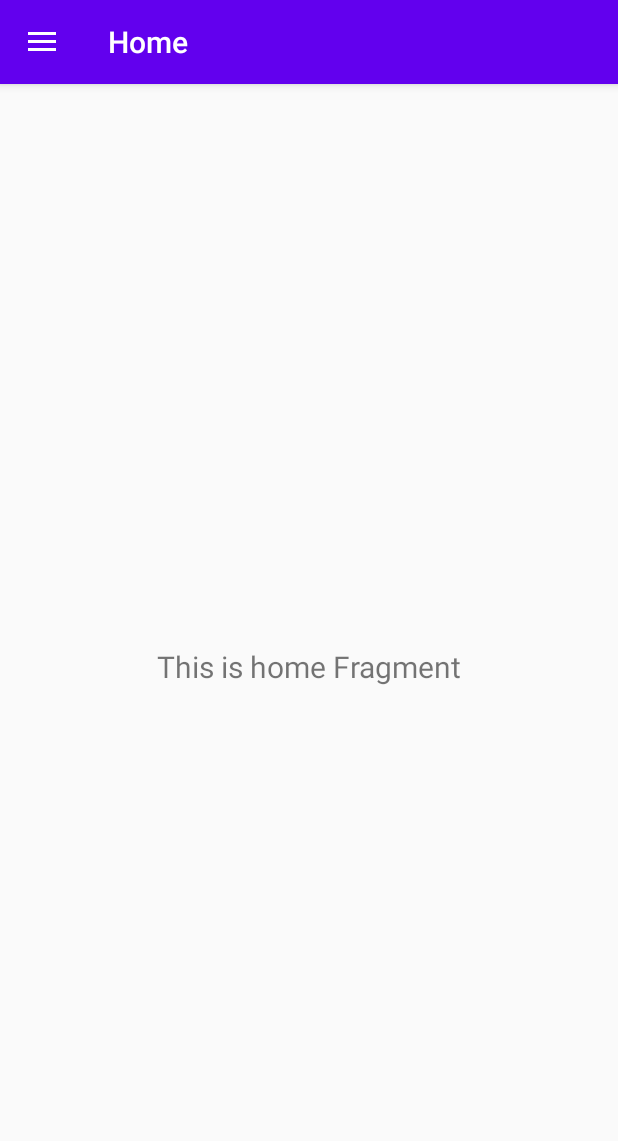
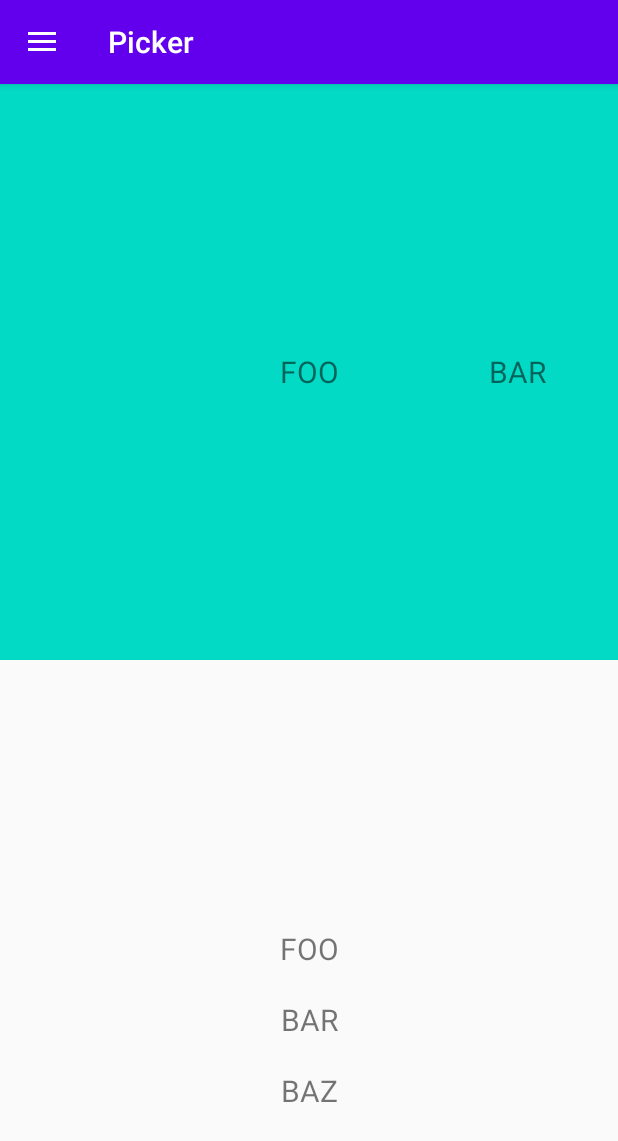
Before and after one commit to swissdevch/android-pickerview, an Android app: the screen it shows after launch (MainActivity), on a phone screen of 412 x 824 dp. Shown: the top 1141 px of the screen. Run offline under Robolectric (Android 15) with nearby library versions, the phone set to English and light mode, and no system bars; our stand-ins replace navigation-ui.

Commit message:
Work on pickers

```diff
--- a/example/src/main/java/ch/swissdev/library/example/MainActivity.kt
+++ b/example/src/main/java/ch/swissdev/library/example/MainActivity.kt
@@ -1,9 +1,6 @@
 package ch.swissdev.library.example
 
 import android.os.Bundle
-import android.view.Menu
-import com.google.android.material.floatingactionbutton.FloatingActionButton
-import com.google.android.material.snackbar.Snackbar
 import com.google.android.material.navigation.NavigationView
 import androidx.navigation.findNavController
 import androidx.navigation.ui.AppBarConfiguration
@@ -13,7 +10,6 @@ import androidx.navigation.ui.setupWithNavController
 import androidx.drawerlayout.widget.DrawerLayout
 import androidx.appcompat.app.AppCompatActivity
 import androidx.appcompat.widget.Toolbar
-import ch.swissdev.library.TestConstants
 
 class MainActivity : AppCompatActivity() {
 
@@ -33,7 +29,8 @@ class MainActivity : AppCompatActivity() {
         appBarConfiguration = AppBarConfiguration(setOf(
             R.id.nav_home,
             R.id.nav_gallery,
-            R.id.nav_slideshow
+            R.id.nav_slideshow,
+            R.id.nav_picker
         ), drawerLayout)
 
         setupActionBarWithNavController(navController, appBarConfiguration)
--- /dev/null
+++ b/example/src/main/java/ch/swissdev/library/example/ui/picker/PickerAdapter.kt
@@ -0,0 +1,31 @@
+package ch.swissdev.library.example.ui.picker
+
+import android.view.LayoutInflater
+import android.view.View
+import android.view.ViewGroup
+import android.widget.TextView
+import androidx.annotation.LayoutRes
+import androidx.recyclerview.widget.RecyclerView
+
+class PickerAdapter(
+    @LayoutRes private val elementLayout: Int
+) : RecyclerView.Adapter<PickerAdapter.ViewHolder>() {
+
+    class ViewHolder(itemView: View) : RecyclerView.ViewHolder(itemView)
+
+    private val items = listOf("Foo", "Bar", "Baz")
+
+    override fun onCreateViewHolder(parent: ViewGroup, viewType: Int): ViewHolder {
+        val textView = LayoutInflater.from(parent.context).inflate(elementLayout, parent, false) as TextView
+        return ViewHolder(textView)
+    }
+
+    override fun getItemCount(): Int {
+        return items.size
+    }
+
+    override fun onBindViewHolder(holder: ViewHolder, position: Int) {
+        (holder.itemView as TextView).text = items[position]
+    }
+
+}
--- /dev/null
+++ b/example/src/main/java/ch/swissdev/library/example/ui/picker/PickerFragment.kt
@@ -0,0 +1,36 @@
+package ch.swissdev.library.example.ui.picker
+
+import android.os.Bundle
+import android.view.LayoutInflater
+import android.view.View
+import android.view.ViewGroup
+import androidx.fragment.app.Fragment
+import androidx.recyclerview.widget.LinearSnapHelper
+import ch.swissdev.library.example.R
+import kotlinx.android.synthetic.main.fragment_picker.*
+
+class PickerFragment: Fragment() {
+
+    override fun onCreateView(
+        inflater: LayoutInflater,
+        container: ViewGroup?,
+        savedInstanceState: Bundle?
+    ): View? {
+        return inflater.inflate(R.layout.fragment_picker, container, false)
+    }
+
+    override fun onViewCreated(view: View, savedInstanceState: Bundle?) {
+        super.onViewCreated(view, savedInstanceState)
+
+        picker_horizontal.adapter = PickerAdapter(R.layout.picker_element_horizontal)
+
+        val snapHelper = LinearSnapHelper()
+        snapHelper.attachToRecyclerView(picker_horizontal)
+
+        picker_vertical.adapter = PickerAdapter(R.layout.picker_element_vertical)
+
+        val snapHelper2 = LinearSnapHelper()
+        snapHelper2.attachToRecyclerView(picker_vertical)
+    }
+
+}
--- /dev/null
+++ b/example/src/main/res/layout/fragment_picker.xml
@@ -0,0 +1,26 @@
+<?xml version="1.0" encoding="utf-8"?>
+<androidx.constraintlayout.widget.ConstraintLayout xmlns:android="http://schemas.android.com/apk/res/android"
+    xmlns:app="http://schemas.android.com/apk/res-auto"
+    xmlns:tools="http://schemas.android.com/tools"
+    xmlns:custom="http://schemas.android.com/apk/res-auto"
+    android:layout_width="match_parent"
+    android:layout_height="match_parent"
+    tools:context=".ui.home.HomeFragment">
+
+    <ch.swissdev.picker.Picker
+        android:background="@color/colorAccent"
+        android:id="@+id/picker_horizontal"
+        app:layout_constraintTop_toTopOf="parent"
+        app:layout_constraintHeight_percent="0.5"
+        android:layout_width="match_parent"
+        android:layout_height="0dp" />
+
+    <ch.swissdev.picker.Picker
+        custom:orientation="vertical"
+        android:id="@+id/picker_vertical"
+        app:layout_constraintBottom_toBottomOf="parent"
+        app:layout_constraintHeight_percent="0.5"
+        android:layout_width="match_parent"
+        android:layout_height="0dp" />
+
+</androidx.constraintlayout.widget.ConstraintLayout>
--- /dev/null
+++ b/example/src/main/res/layout/picker_element_horizontal.xml
@@ -0,0 +1,10 @@
+<?xml version="1.0" encoding="utf-8"?>
+<TextView xmlns:android="http://schemas.android.com/apk/res/android"
+    xmlns:tools="http://schemas.android.com/tools"
+    android:paddingHorizontal="50dp"
+    android:layout_width="wrap_content"
+    android:layout_height="match_parent"
+    android:gravity="center"
+    android:text="Hello world"
+    android:textAllCaps="true"
+    android:textSize="20sp" />
--- /dev/null
+++ b/example/src/main/res/layout/picker_element_vertical.xml
@@ -0,0 +1,10 @@
+<?xml version="1.0" encoding="utf-8"?>
+<TextView xmlns:android="http://schemas.android.com/apk/res/android"
+    xmlns:tools="http://schemas.android.com/tools"
+    android:paddingVertical="10dp"
+    android:layout_width="match_parent"
+    android:layout_height="wrap_content"
+    android:gravity="center"
+    android:text="Hello world"
+    android:textAllCaps="true"
+    android:textSize="20sp" />
--- a/example/src/main/res/menu/activity_main_drawer.xml
+++ b/example/src/main/res/menu/activity_main_drawer.xml
@@ -16,5 +16,9 @@
             android:id="@+id/nav_slideshow"
             android:icon="@drawable/ic_menu_slideshow"
             android:title="@string/menu_slideshow" />
+        <item
+            android:id="@+id/nav_picker"
+            android:icon="@drawable/ic_menu_slideshow"
+            android:title="@string/menu_picker" />
     </group>
 </menu>
--- a/example/src/main/res/navigation/mobile_navigation.xml
+++ b/example/src/main/res/navigation/mobile_navigation.xml
@@ -3,7 +3,7 @@
     xmlns:app="http://schemas.android.com/apk/res-auto"
     xmlns:tools="http://schemas.android.com/tools"
     android:id="@+id/mobile_navigation"
-    app:startDestination="@+id/nav_home">
+    app:startDestination="@id/nav_picker">
 
     <fragment
         android:id="@+id/nav_home"
@@ -22,4 +22,10 @@
         android:name="ch.swissdev.library.example.ui.slideshow.SlideshowFragment"
         android:label="@string/menu_slideshow"
         tools:layout="@layout/fragment_slideshow" />
+
+    <fragment
+        android:id="@+id/nav_picker"
+        android:name="ch.swissdev.library.example.ui.picker.PickerFragment"
+        android:label="@string/menu_picker"
+        tools:layout="@layout/fragment_picker" />
 </navigation>
--- a/example/src/main/res/values/strings.xml
+++ b/example/src/main/res/values/strings.xml
@@ -2,12 +2,9 @@
     <string name="app_name">Android-Library</string>
     <string name="navigation_drawer_open">Open navigation drawer</string>
     <string name="navigation_drawer_close">Close navigation drawer</string>
-    <string name="nav_header_title">Android Studio</string>
-    <string name="nav_header_subtitle">android.studio@android.com</string>
-    <string name="nav_header_desc">Navigation header</string>
-    <string name="action_settings">Settings</string>
 
     <string name="menu_home">Home</string>
     <string name="menu_gallery">Gallery</string>
     <string name="menu_slideshow">Slideshow</string>
+    <string name="menu_picker">Picker</string>
 </resources>
--- a/library/build.gradle
+++ b/library/build.gradle
@@ -33,4 +33,5 @@ dependencies {
     androidTestImplementation 'androidx.test.ext:junit:1.1.1'
     androidTestImplementation 'androidx.test.espresso:espresso-core:3.2.0'
 
+    implementation "androidx.recyclerview:recyclerview:1.1.0"
 }
--- a/library/src/main/java/ch/swissdev/library/Constants.kt
+++ /dev/null
@@ -1,9 +0,0 @@
-package ch.swissdev.library
-
-class TestConstants {
-
-    companion object {
-        const val testConstant = "TEST"
-    }
-
-}
--- /dev/null
+++ b/library/src/main/java/ch/swissdev/picker/CenterSmoothScroller.kt
@@ -0,0 +1,14 @@
+package ch.swissdev.picker
+
+import android.content.Context
+import android.util.DisplayMetrics
+import androidx.recyclerview.widget.LinearSmoothScroller
+
+class CenterSmoothScroller(context: Context) : LinearSmoothScroller(context) {
+
+    override fun calculateSpeedPerPixel(displayMetrics: DisplayMetrics?): Float {
+        // The default animation speed is way to fast
+        return super.calculateSpeedPerPixel(displayMetrics) * 5
+    }
+
+}
--- /dev/null
+++ b/library/src/main/java/ch/swissdev/picker/LayoutManager.kt
@@ -0,0 +1,19 @@
+package ch.swissdev.picker
+
+import android.content.Context
+import androidx.recyclerview.widget.LinearLayoutManager
+import androidx.recyclerview.widget.RecyclerView
+
+class LayoutManager(
+    context: Context,
+    @RecyclerView.Orientation orientation: Int
+) : LinearLayoutManager(context, orientation, false) {
+
+    private val centerSmoothScroller = CenterSmoothScroller(context)
+
+    override fun smoothScrollToPosition(recyclerView: RecyclerView?, state: RecyclerView.State?, position: Int) {
+        centerSmoothScroller.targetPosition = position
+        startSmoothScroll(centerSmoothScroller)
+    }
+
+}
--- /dev/null
+++ b/library/src/main/java/ch/swissdev/picker/Picker.kt
@@ -0,0 +1,37 @@
+package ch.swissdev.picker
+
+import android.content.Context
+import android.util.AttributeSet
+import androidx.recyclerview.widget.RecyclerView
+import ch.swissdev.library.R
+
+class Picker(context: Context, attrs: AttributeSet) : RecyclerView(context, attrs) {
+
+    private var isHorizontal: Boolean
+
+    init {
+        val styledAttributes = context.theme.obtainStyledAttributes(attrs, R.styleable.Picker, 0, 0)
+        isHorizontal = styledAttributes.getInteger(R.styleable.Picker_orientation, 0) == 0
+
+        clipToPadding = false
+        layoutManager = LayoutManager(context, if (isHorizontal) HORIZONTAL else VERTICAL)
+    }
+
+    override fun onMeasure(widthSpec: Int, heightSpec: Int) {
+        super.onMeasure(widthSpec, heightSpec)
+
+        if (isHorizontal) {
+            val padding = MeasureSpec.getSize(widthSpec) / 2
+            setPadding(padding, 0, padding, 0)
+        } else {
+            val padding = MeasureSpec.getSize(heightSpec) / 2
+            setPadding(0, padding, 0, padding)
+        }
+    }
+
+    override fun onAttachedToWindow() {
+        smoothScrollToPosition(0)
+        super.onAttachedToWindow()
+    }
+
+}
--- /dev/null
+++ b/library/src/main/res/values/attrs.xml
@@ -0,0 +1,9 @@
+<?xml version="1.0" encoding="utf-8"?>
+<resources>
+    <declare-styleable name="Picker">
+        <attr name="orientation" format="boolean">
+            <enum name="horizontal" value="0" />
+            <enum name="vertical" value="1" />
+        </attr>
+    </declare-styleable>
+</resources>
```
